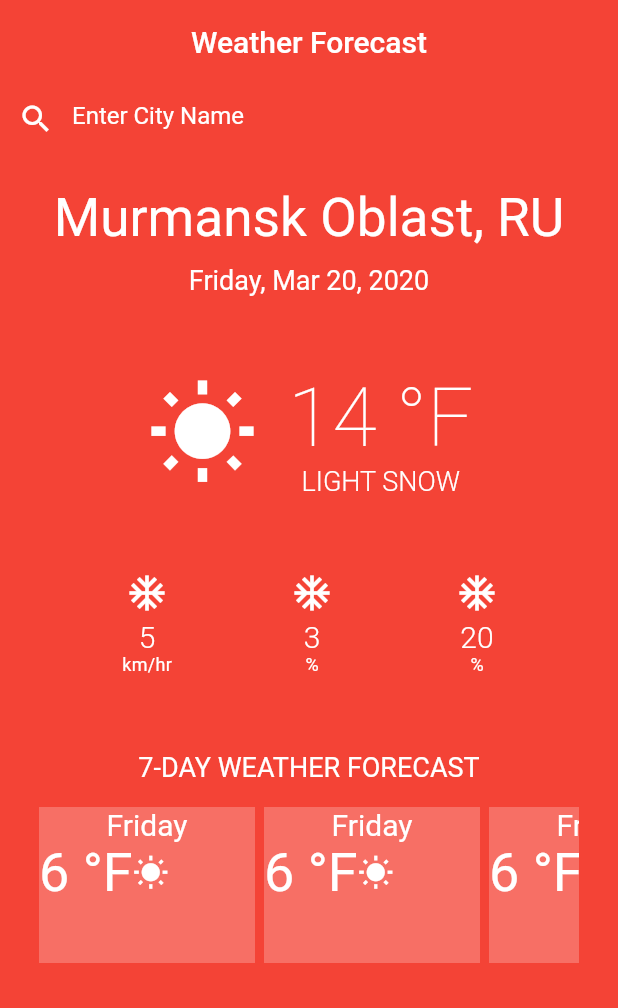
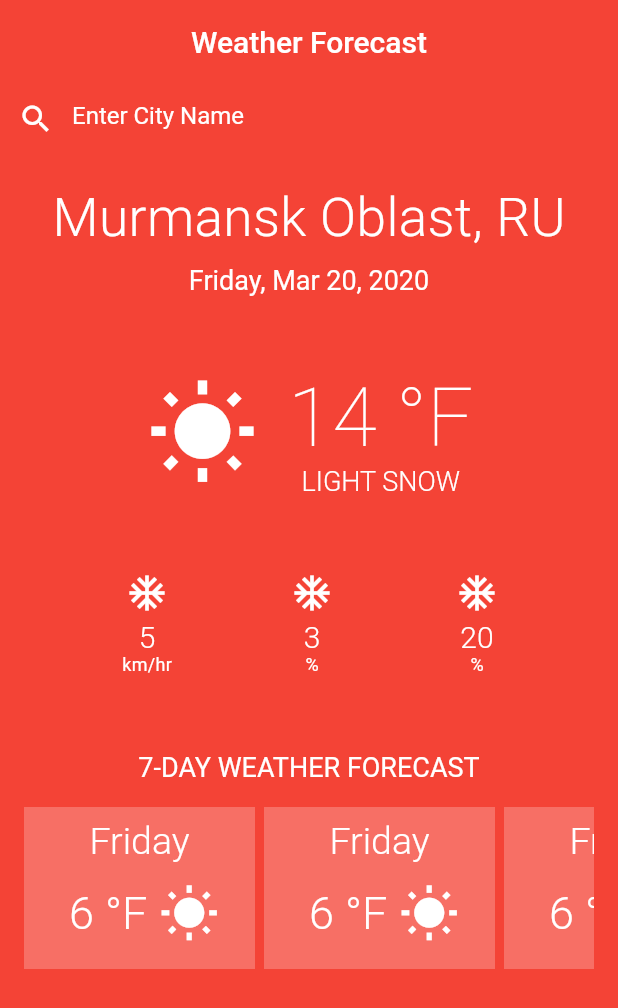
Before and after one commit to DokSna/basic_ui_layout, a Flutter app: the screen it shows after launch, on a phone screen of 412 x 824 dp. Shown: the top 1008 px of the screen. Run offline on Flutter 3.47's test engine with Material 2 defaults, Android fonts, the phone set to English and light mode, and no system bars; missing offline and left inert: pixel_perfect.

Commit message:
верстка готова. Осталось только в прогноз на 7 дней подставить данные.

```diff
--- a/lib/pages/home_page.dart
+++ b/lib/pages/home_page.dart
@@ -91,7 +91,11 @@ Widget _cityDetail() {
 Text _location() {
   return const Text(
     'Murmansk Oblast, RU',
-    style: TextStyle(fontSize: 35.5, color: Colors.white),
+    style: TextStyle(
+        fontSize: 35.5,
+        color: Colors.white,
+        fontWeight: FontWeight.w300,
+        letterSpacing: 0.25),
   );
 }
 
@@ -211,16 +215,16 @@ Widget _nDayForecaste_List_Cards() {
   final List<Widget> items = [];
   return Container(
     color: Colors.transparent,
-    width: 360,
-    height: 120,
+    width: 380,
+    height: 124,
     child: ListView.builder(
       scrollDirection: Axis.horizontal,
-      itemExtent: 150,
+      itemExtent: 160,
       itemCount: 7,
       itemBuilder: (context, index) {
         return Container(
           margin: const EdgeInsets.only(top: 16, right: 6),
-
+          padding: const EdgeInsets.all(8),
           decoration: const BoxDecoration(
             color: Color.fromARGB(60, 255, 255, 255),
           ),
@@ -230,19 +234,32 @@ Widget _nDayForecaste_List_Cards() {
             children: [
               const Text(
                 'Friday',
-                style: TextStyle(color: Colors.white, fontSize: 20),
+                style: TextStyle(
+                    color: Colors.white,
+                    fontSize: 25,
+                    fontWeight: FontWeight.w300),
               ),
-              Row(
+              Padding(
+                padding: const EdgeInsets.only(top: 14.0, left: 22),
+                child: Row(
                   children: const [
                     Text(
                       '6 °F',
-                    style: TextStyle(color: Colors.white, fontSize: 36),
+                      style: TextStyle(
+                          color: Colors.white,
+                          fontSize: 30,
+                          fontWeight: FontWeight.w300),
                     ),
-                  Icon(
+                    Padding(
+                      padding: EdgeInsets.only(left: 8),
+                      child: Icon(
                         Icons.wb_sunny,
                         color: Colors.white,
+                        size: 40,
+                      ),
                     ),
                   ],
+                ),
               ),
             ],
           ),
```
Lines whose indentation alone changed are shown as unchanged.
